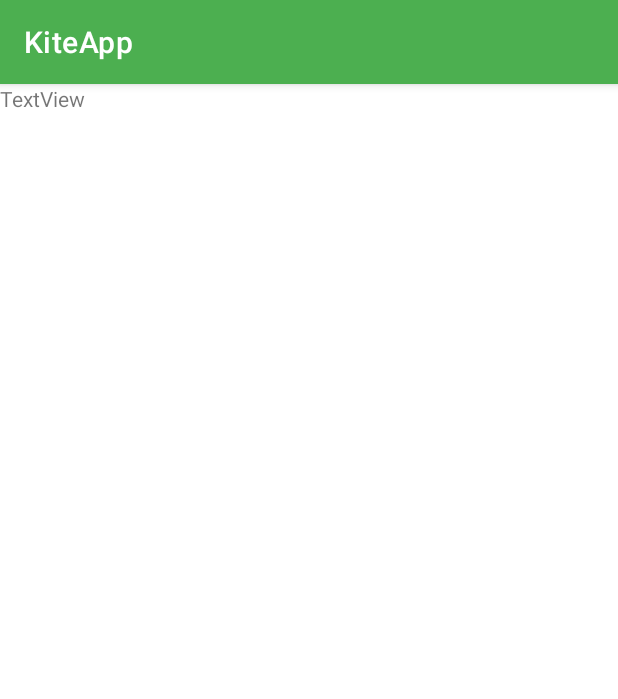
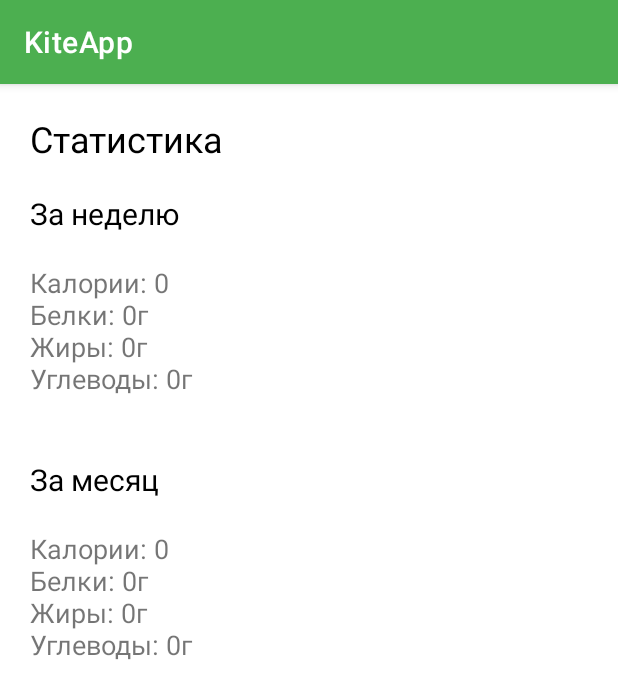
Before and after one commit to pauldub04/KiteApp, an Android app: the Stats screen opened directly, with no data from a screen before it, on a phone screen of 412 x 824 dp. Shown: the top 699 px of the screen. Run offline under Robolectric (Android 15) with nearby library versions, the light colour scheme and no system bars.

Commit message:
statistics and fixed deleting

```diff
--- a/app/src/main/java/com/example/foodapp/FoodStateAdapter.java
+++ b/app/src/main/java/com/example/foodapp/FoodStateAdapter.java
@@ -67,14 +67,14 @@ public class FoodStateAdapter extends RecyclerView.Adapter<FoodStateAdapter.View
 
 
     public static class ViewHolder extends RecyclerView.ViewHolder {
-        final TextView name, calories, time, grams;
+        final TextView name, calories, grams;
         final Button settings;
 
         ViewHolder(View view) {
             super(view);
             this.name = view.findViewById(R.id.textFoodName);
             this.calories = view.findViewById(R.id.textFoodCalories);
-            this.time = view.findViewById(R.id.textFoodTime);
+//            this.time = view.findViewById(R.id.textFoodTime);
             this.grams = view.findViewById(R.id.textFoodGrams);
 
             this.settings = view.findViewById(R.id.buttonSettings);
--- a/app/src/main/java/com/example/foodapp/SettingsFragment.java
+++ b/app/src/main/java/com/example/foodapp/SettingsFragment.java
@@ -47,7 +47,7 @@ public class SettingsFragment extends Fragment {
         if (prefs.getString("sex", "").equals("female"))
             sexText = "женский";
         sex.setText("Пол " + sexText);
-        cal.setText("Калории: " + String.valueOf(prefs.getInt("cal", 0)));
+        cal.setText("Норма калорий: " + String.valueOf(prefs.getInt("cal", 0)));
     }
 
     @Override
--- a/app/src/main/java/com/example/foodapp/Stats.java
+++ b/app/src/main/java/com/example/foodapp/Stats.java
@@ -1,14 +1,113 @@
 package com.example.foodapp;
+
+import android.annotation.SuppressLint;
+import android.os.Bundle;
+import android.util.Log;
+import android.widget.TextView;
 
 import androidx.appcompat.app.AppCompatActivity;
 
-import android.os.Bundle;
+import com.example.foodapp.db.DbConstants;
+import com.example.foodapp.db.DbManager;
+
+import java.text.SimpleDateFormat;
+import java.util.ArrayList;
+import java.util.Calendar;
+import java.util.Date;
+
 
 public class Stats extends AppCompatActivity {
 
+    private DbManager dbManager;
+
+    @SuppressLint("SimpleDateFormat")
+    SimpleDateFormat dayFormat = new SimpleDateFormat("dd MMMM yyyy");
+    Date realDate = null;
+    public static String realDateString;
+    Calendar calendar;
+
+    @SuppressLint("SetTextI18n")
     @Override
     protected void onCreate(Bundle savedInstanceState) {
         super.onCreate(savedInstanceState);
         setContentView(R.layout.activity_stats);
+
+        dbManager = new DbManager(this);
+        dbManager.openDb();
+
+        TextView week = findViewById(R.id.textViewWeek);
+        TextView month = findViewById(R.id.textViewMonth);
+
+        week.setText("week");
+        month.setText("month");
+
+        calendar = Calendar.getInstance();
+        if (realDate == null)
+            realDate = new Date();
+        realDateString = dayFormat.format(realDate);
+
+        stats(week, 7);
+        stats(month, 30);
     }
+
+    public void stats(TextView t, int days) {
+        float sum_c = 0, sum_p = 0, sum_f = 0, sum_ch = 0;
+        int cnt = 0;
+        for (int i = 0; i < days; i++) {
+            ArrayList<Float> x = dbManager.updateProgress(realDateString);
+
+            float c = x.get(0), p = x.get(1), f = x.get(2), ch = x.get(3);
+            if (c + p + f + ch != 0.0) {
+                Log.d("KEK", realDateString + " " + c + " " + p + " " + f + " " + ch);
+                sum_c += c;
+                sum_p += p;
+                sum_f += f;
+                sum_ch += ch;
+                cnt++;
+            }
+            realDate = moveDay(realDate, -1);
+            realDateString = dayFormat.format(realDate);
+        }
+
+        String text = "Калории: " + (int) sum_c + "\n" +
+                "Белки: " + (int) sum_p + "г\n" +
+                "Жиры: " + (int) sum_f + "г\n" +
+                "Углеводы: " + (int) sum_ch + "г\n";
+
+        if (cnt != 0) {
+            int avg_c = (int) (sum_c / cnt);
+            int avg_p = (int) (sum_p / cnt);
+            int avg_f = (int) (sum_f / cnt);
+            int avg_ch = (int) (sum_ch / cnt);
+
+            text += "\nСреднее\n" + "Калории: " + (int) avg_c + "\n" +
+                    "Белки: " + (int) avg_p + "г\n" +
+                    "Жиры: " + (int) avg_f + "г\n" +
+                    "Углеводы: " + (int) avg_ch + "г";
+        }
+
+        t.setText(text);
+        realDate = new Date();
+        realDateString = dayFormat.format(realDate);
+    }
+
+    @Override
+    public void onResume() {
+        super.onResume();
+        dbManager.openDb();
+    }
+
+    @Override
+    public void onDestroy() {
+        super.onDestroy();
+        dbManager.closeDb();
+    }
+
+    public Date moveDay(Date date, int delta) {
+        calendar.setTime(date);
+        calendar.add(Calendar.DATE, delta);
+        date = calendar.getTime();
+        return date;
+    }
+
 }
--- a/app/src/main/java/com/example/foodapp/db/DbManager.java
+++ b/app/src/main/java/com/example/foodapp/db/DbManager.java
@@ -50,6 +50,35 @@ public class DbManager {
 
         p.setProgress((int) val);
         t.setText(text + "   " + ((int) val) + max);
+    }
+
+    @SuppressLint("SetTextI18n")
+    public ArrayList<Float> updateProgress(String date) {
+        checkDay(date);
+
+        @SuppressLint("Recycle") Cursor cursor = db.query(
+                DbConstants.TABLE_USER_NAME,   // The table to query
+                null,             // The array of columns to return (pass null to get all)
+                "date LIKE ?",              // The columns for the WHERE clause
+                new String[] {date},          // The values for the WHERE clause
+                null,                   // don't group the rows
+                null,                   // don't filter by row groups
+                null               // The sort order
+        );
+        cursor.moveToFirst();
+        float c = cursor.getFloat(cursor.getColumnIndex(DbConstants.COLUMN_CALORIES));
+        float p = cursor.getFloat(cursor.getColumnIndex(DbConstants.COLUMN_PROTEINS));
+        float f = cursor.getFloat(cursor.getColumnIndex(DbConstants.COLUMN_FATS));
+        float ch = cursor.getFloat(cursor.getColumnIndex(DbConstants.COLUMN_CARBOHYDRATES));
+        cursor.close();
+
+        ArrayList<Float> x = new ArrayList<>();
+        x.add(c);
+        x.add(p);
+        x.add(f);
+        x.add(ch);
+
+        return x;
     }
 
     public void insertProduct(String name, float calories, float proteins, float fats, float carbohydrates, float grams, String date) {
@@ -155,6 +184,8 @@ public class DbManager {
         float ch = cursor.getFloat(cursor.getColumnIndex(DbConstants.COLUMN_CARBOHYDRATES));
         cursor.close();
 
+        Log.d("KEK", old_calories+" "+old_proteins+" "+old_fats+" "+old_carbohydrates);
+
         c = c - old_calories;
         p = p - old_proteins;
         f = f - old_fats;
@@ -185,10 +216,13 @@ public class DbManager {
             String name = cursor.getString(cursor.getColumnIndex(DbConstants.COLUMN_NAME));
 //            name = name.substring(0, Math.min(name.length(), 30));
             float cl = cursor.getFloat(cursor.getColumnIndex(DbConstants.COLUMN_CALORIES));
+            float p = cursor.getFloat(cursor.getColumnIndex(DbConstants.COLUMN_PROTEINS));
+            float f = cursor.getFloat(cursor.getColumnIndex(DbConstants.COLUMN_FATS));
+            float ch = cursor.getFloat(cursor.getColumnIndex(DbConstants.COLUMN_CARBOHYDRATES));
             float g = cursor.getFloat(cursor.getColumnIndex(DbConstants.COLUMN_GRAMS));
             int id = cursor.getInt(cursor.getColumnIndex(DbConstants._ID));
 
-            states.add(new ProductState(id, name, cl, 0, 0, 0, g));
+            states.add(new ProductState(id, name, cl, p, f, ch, g));
         }
         cursor.close();
 
--- a/app/src/main/res/layout/activity_stats.xml
+++ b/app/src/main/res/layout/activity_stats.xml
@@ -1,16 +1,79 @@
 <?xml version="1.0" encoding="utf-8"?>
-<androidx.constraintlayout.widget.ConstraintLayout xmlns:android="http://schemas.android.com/apk/res/android"
-    xmlns:app="http://schemas.android.com/apk/res-auto"
+<LinearLayout xmlns:android="http://schemas.android.com/apk/res/android"
     xmlns:tools="http://schemas.android.com/tools"
-    android:layout_width="match_parent"
-    android:layout_height="match_parent"
-    tools:context=".Stats">
+    android:orientation="vertical" android:layout_width="match_parent"
+    android:layout_height="match_parent" >
 
     <TextView
-        android:id="@+id/textView3"
-        android:layout_width="wrap_content"
+        android:id="@+id/textView1"
+        android:layout_width="match_parent"
         android:layout_height="wrap_content"
-        android:text="TextView"
-        tools:layout_editor_absoluteX="218dp"
-        tools:layout_editor_absoluteY="229dp" />
-</androidx.constraintlayout.widget.ConstraintLayout>
+        android:textSize="24sp"
+        android:textColor="@color/black"
+        android:layout_marginTop="20dp"
+        android:layout_marginLeft="20dp"
+        android:layout_marginRight="20dp"
+        android:text="Статистика"
+        />
+
+    <ScrollView
+        android:layout_width="match_parent"
+        android:layout_height="match_parent">
+
+        <LinearLayout
+            android:layout_width="match_parent"
+            android:layout_height="wrap_content"
+            android:orientation="vertical">
+
+            <TextView
+                android:id="@+id/textView2"
+                android:layout_width="match_parent"
+                android:layout_height="wrap_content"
+                android:textSize="20sp"
+                android:layout_marginTop="20dp"
+                android:layout_marginLeft="20dp"
+                android:layout_marginRight="20dp"
+                android:textColor="@color/black"
+                android:text="За неделю"
+                />
+
+            <TextView
+                android:id="@+id/textViewWeek"
+                android:layout_width="match_parent"
+                android:layout_height="wrap_content"
+                android:layout_marginTop="20dp"
+                android:layout_marginLeft="20dp"
+                android:layout_marginRight="20dp"
+                android:textSize="18sp"
+                android:text="TextView"
+                />
+
+            <TextView
+                android:id="@+id/textView3"
+                android:layout_width="match_parent"
+                android:layout_height="wrap_content"
+                android:textSize="20sp"
+                android:layout_marginTop="20dp"
+                android:layout_marginLeft="20dp"
+                android:layout_marginRight="20dp"
+                android:textColor="@color/black"
+                android:text="За месяц"
+                />
+
+            <TextView
+                android:id="@+id/textViewMonth"
+                android:layout_width="match_parent"
+                android:layout_height="wrap_content"
+                android:layout_marginTop="20dp"
+                android:layout_marginBottom="30dp"
+                android:layout_marginLeft="20dp"
+                android:layout_marginRight="20dp"
+                android:textSize="18sp"
+                android:text="TextView"
+                />
+
+        </LinearLayout>
+    </ScrollView>
+
+
+</LinearLayout>
--- a/app/src/main/res/layout/product_main_block.xml
+++ b/app/src/main/res/layout/product_main_block.xml
@@ -27,13 +27,13 @@
             android:textColor="@color/black"
             android:text="@string/product" />
 
-        <TextView
-            android:id="@+id/textFoodTime"
-            android:layout_width="wrap_content"
-            android:layout_height="wrap_content"
-            android:layout_marginTop="5dp"
-            android:textSize="13sp"
-            android:text="@string/time" />
+<!--        <TextView-->
+<!--            android:id="@+id/textFoodTime"-->
+<!--            android:layout_width="wrap_content"-->
+<!--            android:layout_height="wrap_content"-->
+<!--            android:layout_marginTop="5dp"-->
+<!--            android:textSize="13sp"-->
+<!--            android:text="@string/time" />-->
 
     </LinearLayout>
 
```
